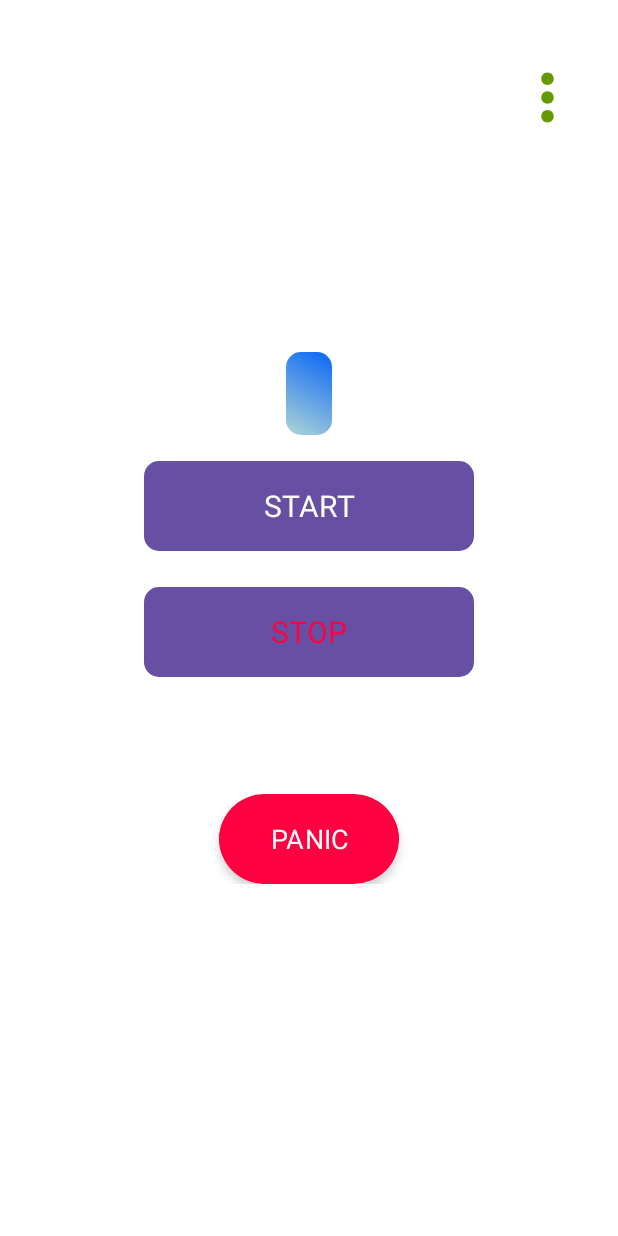
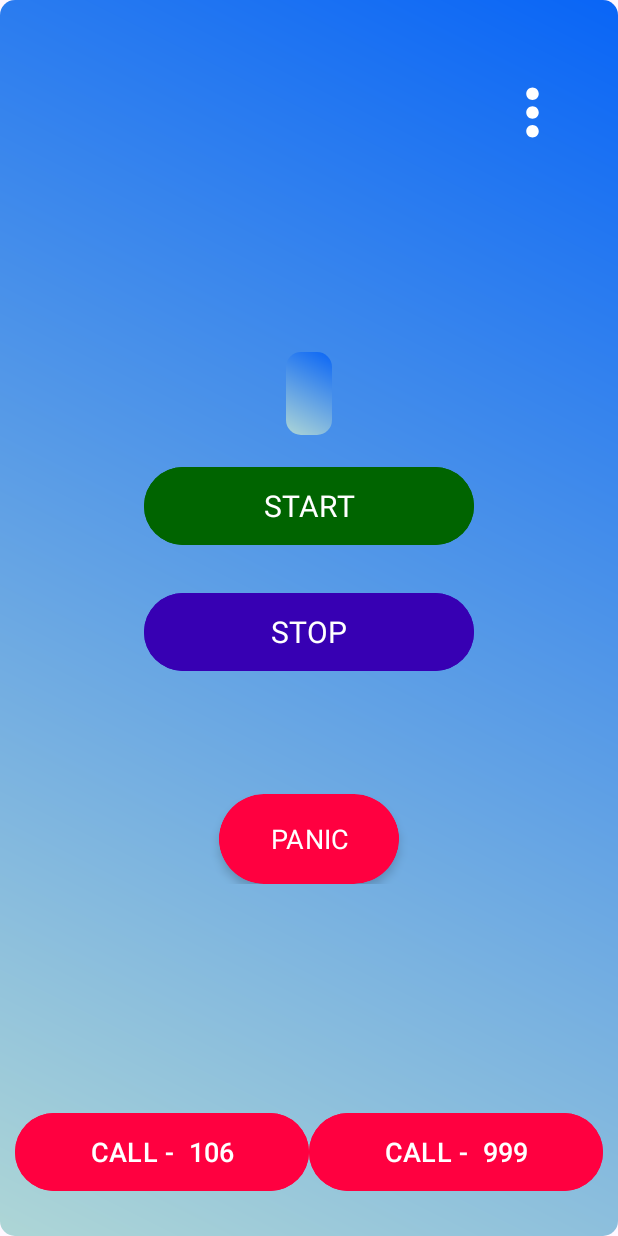
Before and after one commit to dweenmd/WomenSafety_AndroidApp, an Android app: the MainActivity screen opened directly, with no data from a screen before it, on a phone screen of 412 x 824 dp. Run offline under Robolectric (Android 15) with nearby library versions, the light colour scheme and no system bars; Roboto replaces fonts that are not available here.

Commit message:
add emergency call

```diff
--- a/app/src/main/AndroidManifest.xml
+++ b/app/src/main/AndroidManifest.xml
@@ -11,7 +11,10 @@
     <uses-permission android:name="android.permission.RECEIVE_BOOT_COMPLETED"/>
     <uses-permission android:name="android.permission.FOREGROUND_SERVICE"/>
     <uses-permission android:name="android.permission.FOREGROUND_SERVICE_LOCATION"/>
+    <uses-permission android:name="android.permission.CALL_PHONE"/>
     <uses-permission android:name="android.permission.FOREGROUND_SERVICE_SMS"/>
+    <uses-permission android:name="android.permission.CALL_PRIVILEGED"
+        tools:ignore="ProtectedPermissions" />
     <uses-permission android:name="android.permission.VIBRATE"/>  <!-- Added this line -->
 
     <!-- Telephony Feature -->
--- a/app/src/main/res/layout/activity_main.xml
+++ b/app/src/main/res/layout/activity_main.xml
@@ -3,7 +3,7 @@
     xmlns:tools="http://schemas.android.com/tools"
     android:layout_width="match_parent"
     android:layout_height="match_parent"
-    android:background="@color/white"
+    android:background="@drawable/glass_effect"
     tools:context=".MainActivity">
 
     <ImageView
@@ -16,7 +16,7 @@
         android:focusable="true"
         android:onClick="PopupMenu"
         app:srcCompat="@drawable/baseline_more_vert_24"
-        app:tint="@android:color/holo_green_dark"/>
+        app:tint="@color/white"/>
 
 
 
@@ -53,7 +53,7 @@
             android:fontFamily="@font/alfa_slab_one"
             android:textSize="20sp"
             android:textStyle="normal"
-            android:background="@drawable/glass_effect"
+            android:backgroundTint="@color/dark_green"
             android:layout_centerHorizontal="true"/>
 
         <com.google.android.material.button.MaterialButton
@@ -65,10 +65,10 @@
             android:onClick="stopService"
             android:text="STOP"
             android:fontFamily="@font/alfa_slab_one"
-            android:textColor="@color/red"
+            android:textColor="@color/white"
             android:textSize="20sp"
             android:textStyle="normal"
-            android:background="@drawable/glass_effect"
+           android:backgroundTint="@color/purple_700"
             android:layout_centerHorizontal="true"/>
 
         <androidx.cardview.widget.CardView
@@ -100,5 +100,36 @@
 
 
     </RelativeLayout>
+    <LinearLayout
+        android:layout_width="match_parent"
+        android:layout_height="wrap_content"
+        android:layout_alignParentBottom="true"
+        android:layout_marginBottom="16dp"
+        android:gravity="center"
+        android:orientation="horizontal">
+
+
+        <com.google.android.material.button.MaterialButton
+            android:id="@+id/btn_sos_106"
+            android:layout_width="0dp"
+            android:layout_height="60dp"
+            android:layout_weight="1"
+            android:text="CALL -  106"
+            android:textSize="18sp"
+            android:textColor="@color/white"
+            android:backgroundTint="@color/red"
+            android:onClick="callSOS106"/>
+        <com.google.android.material.button.MaterialButton
+            android:id="@+id/btn_sos_999"
+            android:layout_width="0dp"
+            android:layout_height="60dp"
+            android:layout_weight="1"
+            android:text="CALL -  999"
+            android:textSize="18sp"
+            android:textColor="@color/white"
+            android:backgroundTint="@color/red"
+            android:onClick="callSOS999"/>
+
+    </LinearLayout>
 
 </RelativeLayout>
--- a/app/src/main/res/values/colors.xml
+++ b/app/src/main/res/values/colors.xml
@@ -10,4 +10,6 @@
     <color name="green">#FF008000</color>
     <color name="gray">#FF808080</color>
     <color name="yellow">#A50985</color>
+    <color name="dark_green">#006400</color>
+
 </resources>
```
Also changed, not shown: app/src/main/java/com/example/womensafety/MainActivity.java (+34 -1 lines).
